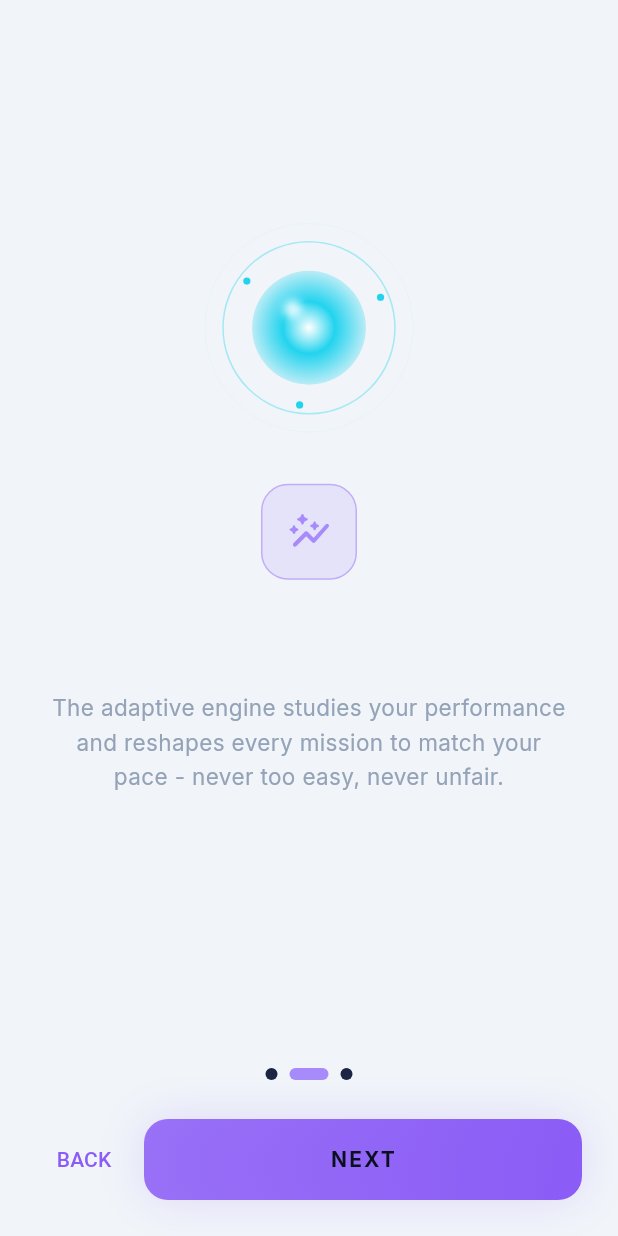
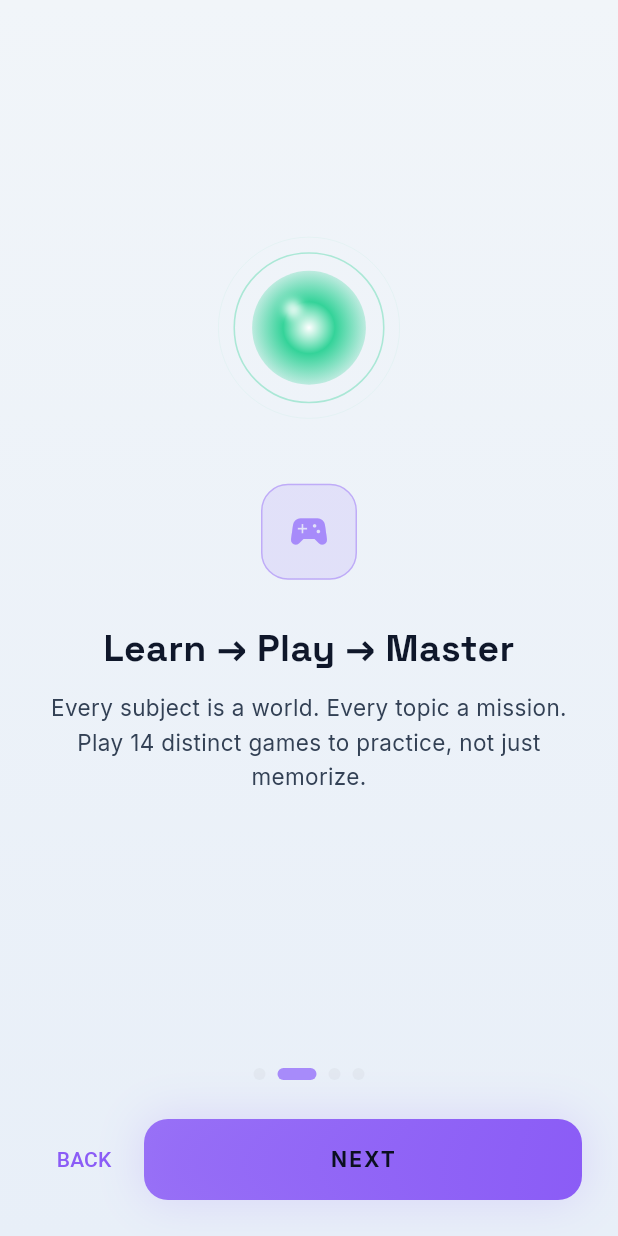
Before and after one commit to vijayaragavan-dev/GameLearnAi-platform, a Flutter app: the screen it shows after launch, swiped to page 2, on a phone screen of 412 x 824 dp. Run offline on Flutter 3.47's test engine with Material 3 defaults, Android fonts, the phone set to English and light mode, and no system bars; our stand-ins replace audioplayers, flutter_riverpod, flutter_secure_storage, flutter_svg, go_router, shared_preferences.

Commit message:
feat(frontend): add first-session onboarding experience

```diff
--- a/frontend/lib/features/auth/presentation/onboarding_screen.dart
+++ b/frontend/lib/features/auth/presentation/onboarding_screen.dart
@@ -26,29 +26,40 @@ class _OnboardingScreenState extends ConsumerState<OnboardingScreen> {
 
   static const _panels = [
     (
+      NovaMood.idle,
+      Icons.rocket_launch_rounded,
+      'Welcome to GameLearnAI',
+      'Learn concepts. Master challenges. Level up. Your personal game-powered learning adventure starts here.',
+    ),
+    (
       NovaMood.encouraging,
       Icons.sports_esports_rounded,
-      'Play your way to mastery',
-      'Every subject is a world. Every topic a mission. Your learning becomes an adventure with XP, levels and achievements.',
+      'Learn → Play → Master',
+      'Every subject is a world. Every topic a mission. Play 14 distinct games to practice, not just memorize.',
     ),
     (
       NovaMood.thinking,
       Icons.auto_graph_rounded,
-      'An AI Game Master',
-      'The adaptive engine studies your performance and reshapes every mission to match your pace - never too easy, never unfair.',
+      'Adapts to You',
+      'Our AI studies your performance and recommends what to learn next — never too easy, never unfair. Your mastery shapes the journey.',
     ),
     (
       NovaMood.celebrating,
       Icons.auto_awesome_rounded,
-      'Meet NOVA',
-      'Your holographic learning companion. Nova explains, encourages and celebrates every milestone by your side.',
+      'Level Up with Nova',
+      'Earn XP, keep your streak, unlock achievements and characters. Nova celebrates every milestone by your side.',
     ),
   ];
 
   Future<void> _completeOnboarding() async {
     final prefs = ref.read(sharedPreferencesProvider);
     await prefs.setBool('onboarding_seen', true);
-    if (mounted) context.go(Routes.login);
+    if (!mounted) return;
+    try {
+      context.go(Routes.login);
+    } catch (_) {
+      // No GoRouter in test harness — persistence is the important assertion.
+    }
   }
 
   void _next() {
@@ -76,8 +87,28 @@ class _OnboardingScreenState extends ConsumerState<OnboardingScreen> {
 
   @override
   Widget build(BuildContext context) {
+    final isDark = Theme.of(context).brightness == Brightness.dark;
+    final reduceMotion = MediaQuery.maybeOf(context)?.disableAnimations ?? false;
     return Scaffold(
-      body: SafeArea(
+      body: Stack(
+        children: [
+          // Premium atmospheric background (A9) — subtle, theme-aware
+          Positioned.fill(
+            child: DecoratedBox(
+              decoration: BoxDecoration(
+                gradient: LinearGradient(
+                  begin: Alignment.topCenter,
+                  end: Alignment.bottomCenter,
+                  colors: isDark
+                      ? [const Color(0xFF0F172A), AppColors.background, AppColors.backgroundDeep]
+                      : [AppLightColors.background, AppLightColors.backgroundElevated],
+                ),
+              ),
+            ),
+          ),
+          if (isDark && !reduceMotion)
+            Positioned(top: -40, right: -30, child: IgnorePointer(child: Container(width: 200, height: 200, decoration: BoxDecoration(shape: BoxShape.circle, gradient: RadialGradient(colors: [AppColors.primary.withValues(alpha: 0.12), Colors.transparent]))))),
+          SafeArea(
             child: Column(
               children: [
                 Expanded(
@@ -92,7 +123,7 @@ class _OnboardingScreenState extends ConsumerState<OnboardingScreen> {
                         child: Column(
                           mainAxisAlignment: MainAxisAlignment.center,
                           children: [
-                        NovaCompanion(size: 120, mood: panel.$1),
+                            Semantics(header: true, child: NovaCompanion(size: 120, mood: panel.$1)),
                             const SizedBox(height: 44),
                             Container(
                               width: 64,
@@ -114,23 +145,23 @@ class _OnboardingScreenState extends ConsumerState<OnboardingScreen> {
                         Text(
                           panel.$3,
                           textAlign: TextAlign.center,
-                          style: const TextStyle(
+                          style: TextStyle(
                             fontFamily: AppTypography.displayFamily,
                             fontSize: 25,
                             fontWeight: FontWeight.w700,
                             height: 1.2,
-                            color: AppColors.textPrimary,
+                            color: isDark ? AppColors.textPrimary : AppLightColors.textPrimary,
                           ),
                         ),
                         const SizedBox(height: 14),
                         Text(
                           panel.$4,
                           textAlign: TextAlign.center,
-                          style: const TextStyle(
+                          style: TextStyle(
                             fontFamily: AppTypography.bodyFamily,
                             fontSize: 15,
                             height: 1.55,
-                            color: AppColors.textSecondary,
+                            color: isDark ? AppColors.textSecondary : AppLightColors.textSecondary,
                           ),
                         ),
                       ],
@@ -156,7 +187,7 @@ class _OnboardingScreenState extends ConsumerState<OnboardingScreen> {
                           borderRadius: BorderRadius.circular(6),
                           color: active
                               ? AppColors.primaryBright
-                              : AppColors.surfaceHigh,
+                              : (isDark ? AppColors.surfaceHigh : AppLightColors.surfaceHigh),
                         ),
                       );
                     }),
@@ -165,15 +196,15 @@ class _OnboardingScreenState extends ConsumerState<OnboardingScreen> {
                   Row(
                     children: [
                       if (_page > 0)
-                        TextButton(
+                        Semantics(button: true, label: 'Go back', child: TextButton(
                           onPressed: () => _pageController.previousPage(
                             duration: AppMotion.normal,
                             curve: AppMotion.easeInOut,
                           ),
                           child: const Text('BACK'),
-                        )
+                        ))
                       else
-                        TextButton(onPressed: _skip, child: const Text('SKIP')),
+                        Semantics(button: true, label: 'Skip onboarding', child: TextButton(onPressed: _skip, child: const Text('SKIP'))),
                       const SizedBox(width: 8),
                       Expanded(
                         child: PrimaryGameButton(
@@ -191,6 +222,8 @@ class _OnboardingScreenState extends ConsumerState<OnboardingScreen> {
           ],
         ),
           ),
+        ],
+      ),
     );
   }
 }
```
Also changed, not shown: frontend/report.txt (+41 -0 lines), 1 other file. Lines whose indentation alone changed are shown as unchanged.
